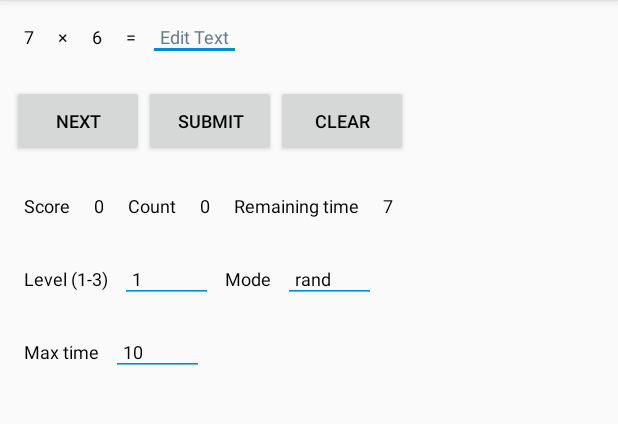
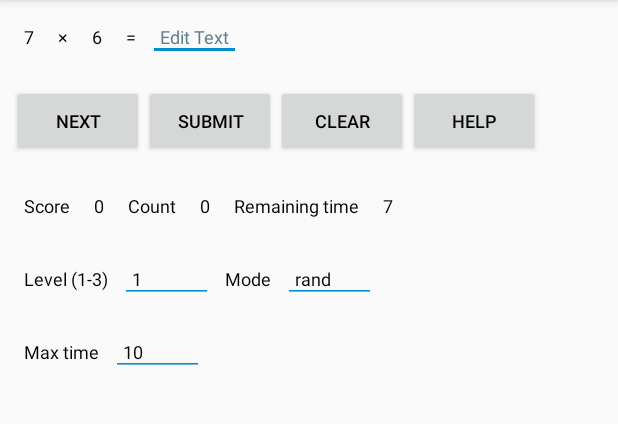
Before and after one commit to wonsang/CalculusQuiz, an Android app: the screen it shows after launch (MainActivity), on a phone screen of 412 x 824 dp, the part 84-508 px from its top. Run offline under Robolectric (Android 15) with nearby library versions, the phone set to English and light mode, and no system bars.

Commit message:
Update GUI.

```diff
--- a/src/app/src/main/java/com/wy/calculus/MainActivity.java
+++ b/src/app/src/main/java/com/wy/calculus/MainActivity.java
@@ -33,6 +33,7 @@ public class MainActivity extends Activity {
 	private Button nextbutton;
 	private Button submitbutton;
 	private Button clearbutton;
+	private Button buttonhelp;
 	private TextView scoretext;
 	private TextView scoreview;
 	private TextView cnttext;
@@ -63,6 +64,7 @@ public class MainActivity extends Activity {
 
 	private Timer _timer = new Timer();
 	private TimerTask reporttimer;
+	private Intent intentcodes = new Intent();
 
 
 	@Override
@@ -89,6 +91,7 @@ public class MainActivity extends Activity {
 		nextbutton = (Button) findViewById(R.id.nextbutton);
 		submitbutton = (Button) findViewById(R.id.submitbutton);
 		clearbutton = (Button) findViewById(R.id.clearbutton);
+		buttonhelp = (Button) findViewById(R.id.buttonhelp);
 		scoretext = (TextView) findViewById(R.id.scoretext);
 		scoreview = (TextView) findViewById(R.id.scoreview);
 		cnttext = (TextView) findViewById(R.id.cnttext);
@@ -101,6 +104,7 @@ public class MainActivity extends Activity {
 		modeedit = (EditText) findViewById(R.id.modeedit);
 		maxtimetext = (TextView) findViewById(R.id.maxtimetext);
 		maxtimeedit = (EditText) findViewById(R.id.maxtimeedit);
+
 
 
 
@@ -140,6 +144,14 @@ public class MainActivity extends Activity {
 					isreadysubmit = true;
 					_newproblem();
 				}
+			}
+		});
+		buttonhelp.setOnClickListener(new View.OnClickListener() {
+			@Override
+			public void onClick(View _v) {
+				intentcodes.setAction(Intent.ACTION_VIEW);
+				intentcodes.setData(Uri.parse("http://calculusquiz.weebly.com"));
+				startActivity(intentcodes);
 			}
 		});
 
--- a/src/app/src/main/res/layout/main.xml
+++ b/src/app/src/main/res/layout/main.xml
@@ -105,6 +105,15 @@
 			android:layout_height="wrap_content"
 			android:padding="8dp"
 			android:text="Clear"
+			android:textSize="12sp"
+			android:textColor="#000000"
+			/>
+		<Button
+			android:id="@+id/buttonhelp"
+			android:layout_width="wrap_content"
+			android:layout_height="wrap_content"
+			android:padding="8dp"
+			android:text="Help"
 			android:textSize="12sp"
 			android:textColor="#000000"
 			/>
```
Also changed, not shown: 1 other file.
